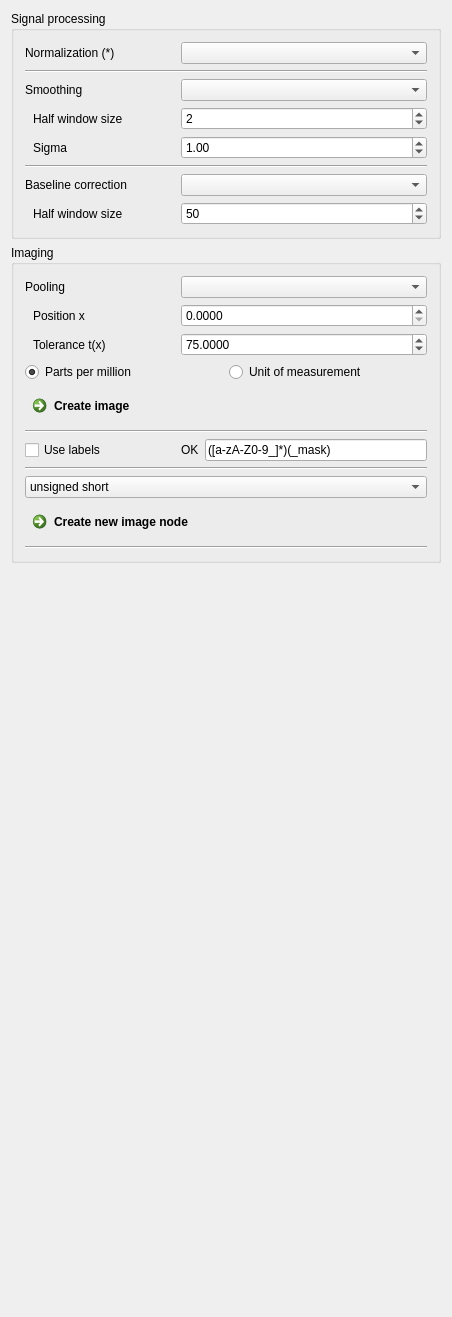
Qt form Plugins/org.mitk.gui.qt.m2.Data/src/internal/m2Data.ui (m2aia/m2aia) before a commit.
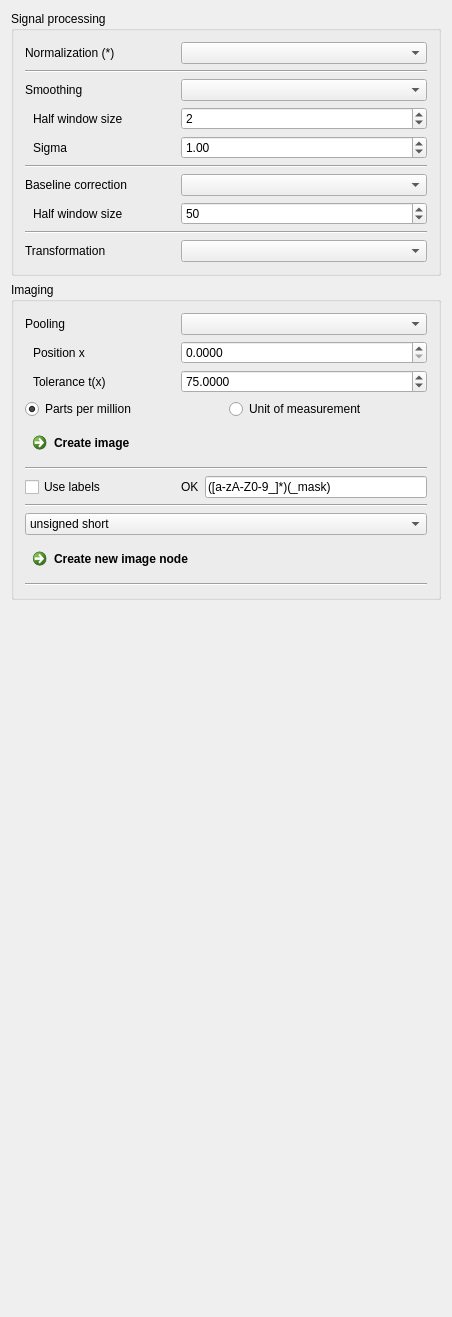
The same form after that commit.

Diff of the .ui file:
```diff
--- a/Plugins/org.mitk.gui.qt.m2.Data/src/internal/m2Data.ui
+++ b/Plugins/org.mitk.gui.qt.m2.Data/src/internal/m2Data.ui
@@ -351,6 +351,42 @@
         </item>
        </layout>
       </item>
+      <item>
+       <widget class="Line" name="line_6">
+        <property name="orientation">
+         <enum>Qt::Horizontal</enum>
+        </property>
+       </widget>
+      </item>
+      <item>
+       <layout class="QHBoxLayout" name="horizontalLayout_13">
+        <item>
+         <widget class="QLabel" name="label_19">
+          <property name="minimumSize">
+           <size>
+            <width>150</width>
+            <height>0</height>
+           </size>
+          </property>
+          <property name="maximumSize">
+           <size>
+            <width>150</width>
+            <height>16777215</height>
+           </size>
+          </property>
+          <property name="text">
+           <string>Transformation</string>
+          </property>
+          <property name="indent">
+           <number>0</number>
+          </property>
+         </widget>
+        </item>
+        <item>
+         <widget class="QComboBox" name="CBTransformation"/>
+        </item>
+       </layout>
+      </item>
      </layout>
     </widget>
    </item>
```
